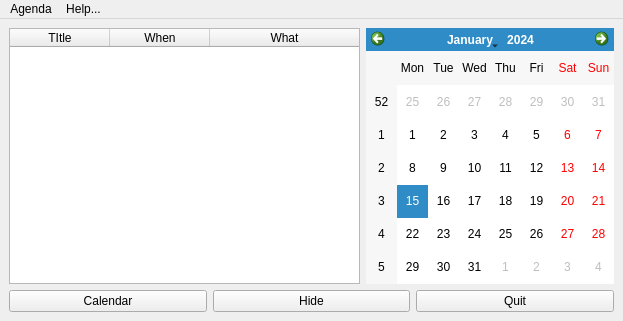
Above: ui/agenda.ui from berndhs/souffleur before the change. Below: the same form after it.
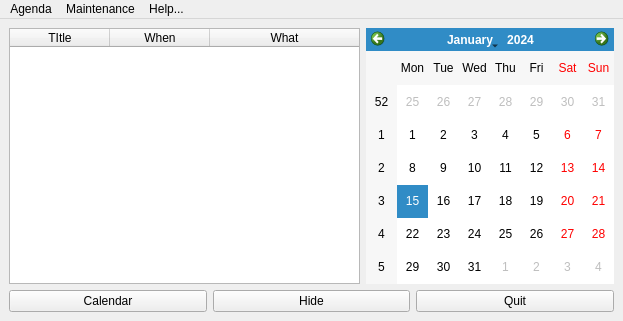
That is the form after the change. Icons and pictures are not drawn. Custom widgets are drawn as their Qt base class.

The edit to the form file:
```diff
--- a/ui/agenda.ui
+++ b/ui/agenda.ui
@@ -112,7 +112,14 @@
     </property>
     <addaction name="actionAbout"/>
    </widget>
+   <widget class="QMenu" name="menuMaintenance">
+    <property name="title">
+     <string>Maintenance</string>
+    </property>
+    <addaction name="actionClearOld"/>
+   </widget>
    <addaction name="menuAgenda"/>
+   <addaction name="menuMaintenance"/>
    <addaction name="menuHelp"/>
   </widget>
   <action name="actionSettings">
```
Left out of the diff: 5 changed lines with no effect on the pictures.
